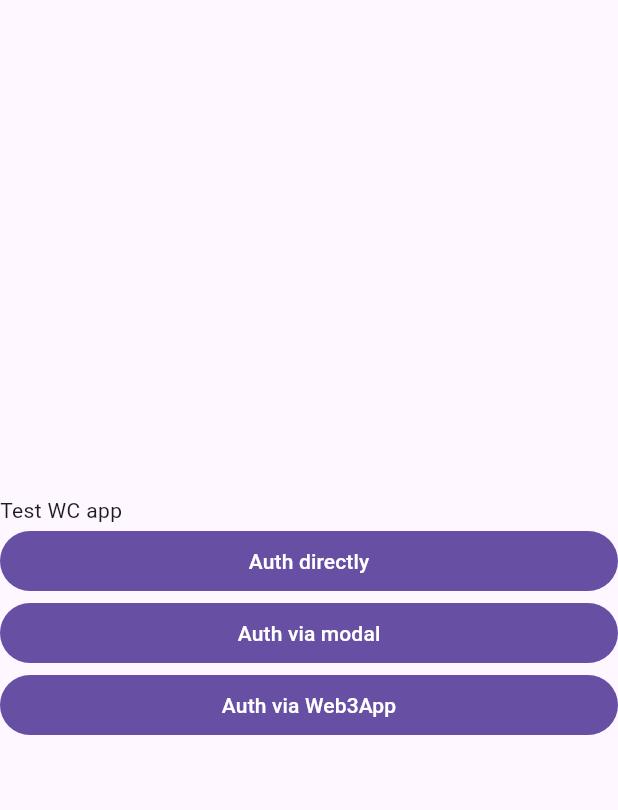
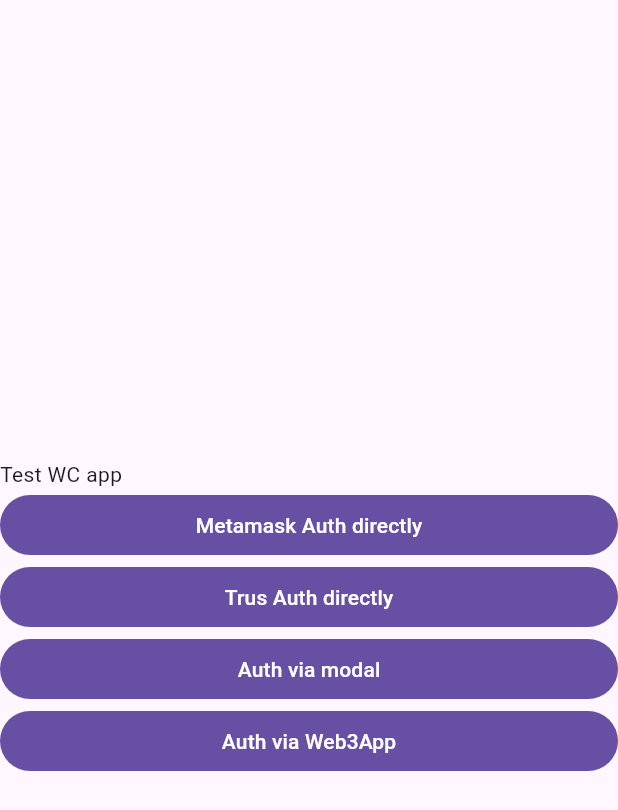
Before and after one commit to AlexSeednov/test, a Flutter app: the screen it shows after launch, on a phone screen of 412 x 824 dp. Shown: the top 810 px of the screen. Run offline on Flutter 3.47's test engine with Material 3 defaults, Android fonts, the phone set to English and light mode, and no system bars; our stand-ins replace logger; missing offline and left inert: web3modal_flutter.

Commit message:
Directly upd

```diff
--- a/lib/main.dart
+++ b/lib/main.dart
@@ -19,9 +19,15 @@ class MainApp extends StatelessWidget {
             const Text('Test WC app'),
             FilledButton(
               onPressed: () => {
-                AuthDirectly.authorize(),
+                AuthDirectly.authorize('metamask'),
               },
-              child: const Text('Auth directly'),
+              child: const Text('Metamask Auth directly'),
+            ),
+            FilledButton(
+              onPressed: () => {
+                AuthDirectly.authorize('trust'),
+              },
+              child: const Text('Trus Auth directly'),
             ),
             FilledButton(
               onPressed: () => {},
```
Also changed, not shown: lib/auth_directly.dart (+4 -3 lines).
